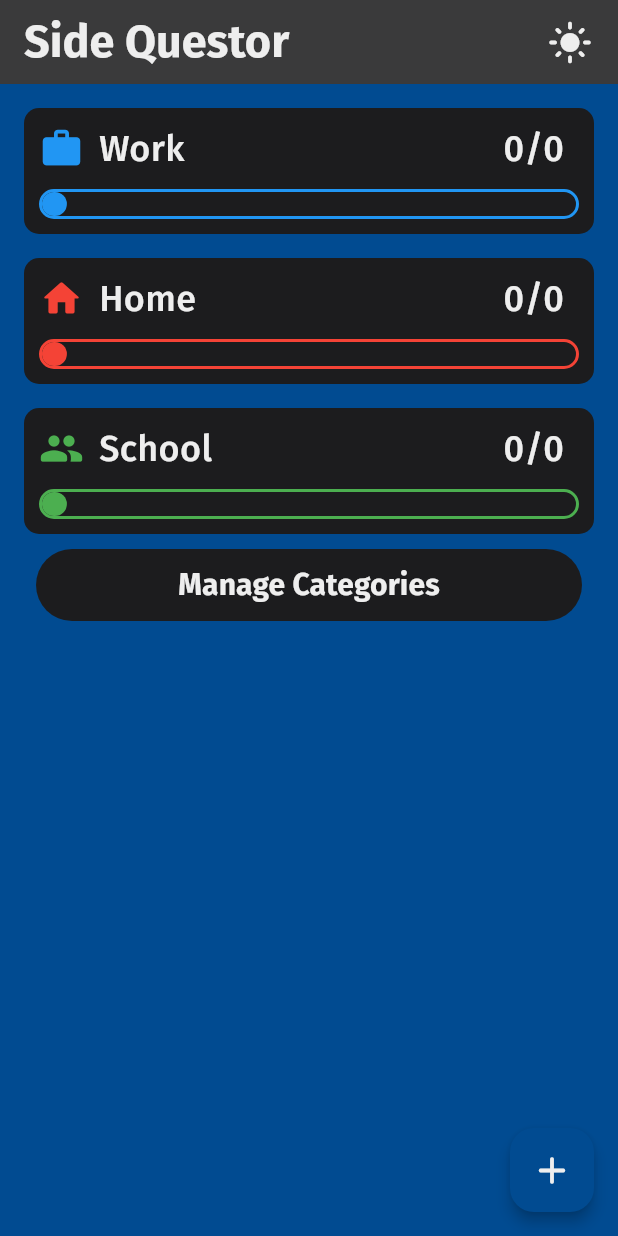
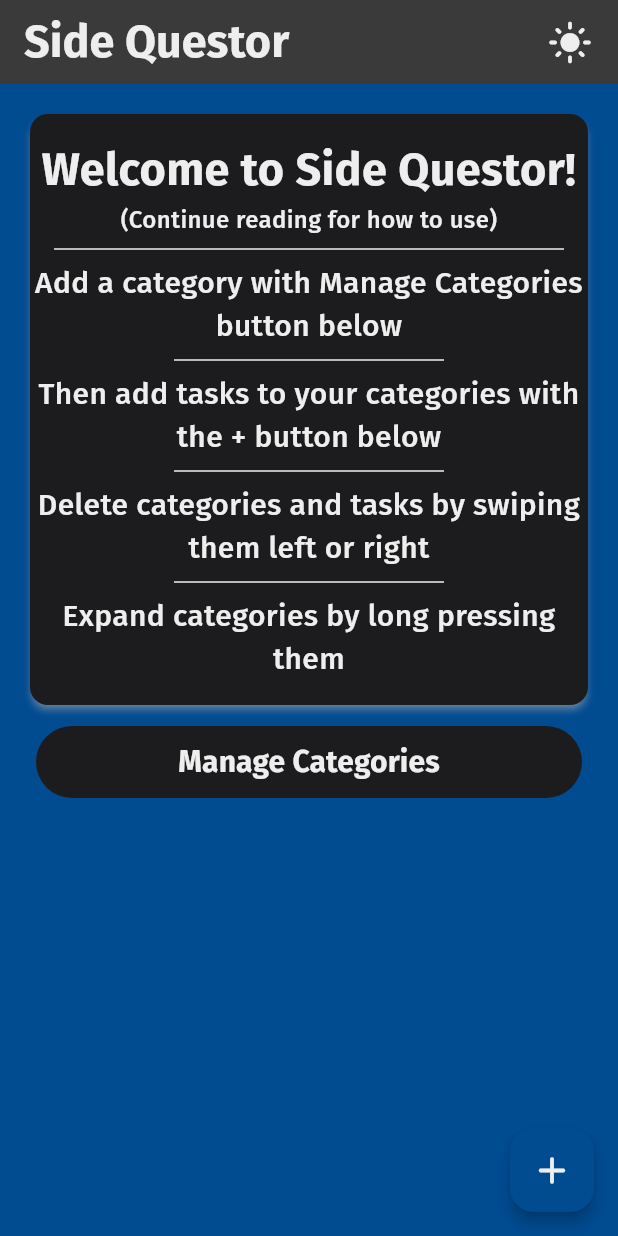
Before and after one commit to noahstew/quest_manager_app, a Flutter app: the screen it shows after launch, after a tap on the "dark mode" icon, on a phone screen of 412 x 824 dp. Run offline on Flutter 3.47's test engine with Material 3 defaults, Android fonts, the phone set to English and light mode, and no system bars; our stand-ins replace google_fonts, hive, hive_flutter; accounts and stored records are empty.

Commit message:
Added empty home screen & hiveDB

```diff
--- a/lib/data/user_data.dart
+++ b/lib/data/user_data.dart
@@ -1,9 +1,3 @@
-import 'package:todo/data/app_data.dart';
 import 'package:todo/models/category.dart';
 
-List<Category> userCategories = [
-  Category(name: 'Work', icon: chooseableIcons[0], color: chooseableColors[0]),
-  Category(name: 'Home', icon: chooseableIcons[1], color: chooseableColors[1]),
-  Category(
-      name: 'School', icon: chooseableIcons[2], color: chooseableColors[2]),
-];
+List<Category> userCategories = [];
--- a/lib/main.dart
+++ b/lib/main.dart
@@ -1,9 +1,13 @@
 import 'package:flutter/material.dart';
+import 'package:hive_flutter/hive_flutter.dart';
 import 'package:todo/screens/home_screen.dart';
 import 'package:todo/utils.dart';
 
-void main() {
+void main() async {
+  await Hive.initFlutter();
   runApp(const MyApp());
+
+  var userCategoriesBox = await Hive.openBox('userCategories');
 }
 
 class MyApp extends StatefulWidget {
--- a/lib/screens/home_screen.dart
+++ b/lib/screens/home_screen.dart
@@ -1,4 +1,5 @@
 import 'package:flutter/material.dart';
+import 'package:hive/hive.dart';
 import 'package:todo/models/category.dart';
 import 'package:todo/screens/add_task_screen.dart';
 import 'package:todo/utils.dart';
@@ -17,6 +18,22 @@ class HomeScreen extends StatefulWidget {
 }
 
 class _HomeScreenState extends State<HomeScreen> {
+  final _userCategoriesBox = Hive.box('userCategories');
+
+  void writeData() {
+    _userCategoriesBox.put('userCategories', userCategories);
+  }
+
+  void readData() {
+    if (_userCategoriesBox.get('userCategories') != null) {
+      userCategories = _userCategoriesBox.get('userCategories');
+    }
+  }
+
+  void deleteData() {
+    _userCategoriesBox.delete('userCategories');
+  }
+
   removeCategory(String id) {
     setState(() {
       userCategories.removeWhere((element) => element.id == id);
@@ -81,7 +98,81 @@ class _HomeScreenState extends State<HomeScreen> {
           child: Column(
             crossAxisAlignment: CrossAxisAlignment.center,
             children: [
-              ListView.builder(
+              userCategories.isEmpty
+                  ? Center(
+                      child: Card(
+                        elevation: 2,
+                        color: themeContext.primaryContainer,
+                        shadowColor: themeContext.primary,
+                        child: Column(
+                          children: [
+                            const SizedBox(height: 16),
+                            Text(
+                              'Welcome to Side Questor!',
+                              style: textStyle(
+                                  30, themeContext.primary, FontWeight.bold),
+                              textAlign: TextAlign.center,
+                            ),
+                            Text(
+                              '(Continue reading for how to use)',
+                              style: textStyle(
+                                  16, themeContext.primary, FontWeight.w500),
+                              textAlign: TextAlign.center,
+                            ),
+                            Divider(
+                              color: themeContext.primary,
+                              thickness: 1.0,
+                              indent: 16,
+                              endIndent: 16,
+                            ),
+                            Text(
+                              'Add a category with Manage Categories button below',
+                              style: textStyle(
+                                  20, themeContext.primary, FontWeight.w500),
+                              textAlign: TextAlign.center,
+                            ),
+                            Divider(
+                              color: themeContext.primary,
+                              thickness: 1.0,
+                              indent: 96,
+                              endIndent: 96,
+                            ),
+                            Text(
+                              'Then add tasks to your categories with the + button below',
+                              style: textStyle(
+                                  20, themeContext.primary, FontWeight.w500),
+                              textAlign: TextAlign.center,
+                            ),
+                            Divider(
+                              color: themeContext.primary,
+                              thickness: 1.0,
+                              indent: 96,
+                              endIndent: 96,
+                            ),
+                            Text(
+                              'Delete categories and tasks by swiping them left or right',
+                              style: textStyle(
+                                  20, themeContext.primary, FontWeight.w500),
+                              textAlign: TextAlign.center,
+                            ),
+                            Divider(
+                              color: themeContext.primary,
+                              thickness: 1.0,
+                              indent: 96,
+                              endIndent: 96,
+                            ),
+                            Text(
+                              'Expand categories by long pressing them',
+                              style: textStyle(
+                                  20, themeContext.primary, FontWeight.w500),
+                              textAlign: TextAlign.center,
+                            ),
+                            const SizedBox(height: 16),
+                          ],
+                        ),
+                      ),
+                    )
+                  : ListView.builder(
                       shrinkWrap: true,
                       physics: const NeverScrollableScrollPhysics(),
                       itemCount: userCategories.length,
@@ -92,7 +183,8 @@ class _HomeScreenState extends State<HomeScreen> {
                             InkWell(
                               onLongPress: () {
                                 setState(() {
-                            userCategories[index].isExpanded = !isExpanded;
+                                  userCategories[index].isExpanded =
+                                      !isExpanded;
                                 });
                               },
                               child: !isExpanded
--- a/lib/widgets/category_details.dart
+++ b/lib/widgets/category_details.dart
@@ -119,6 +119,11 @@ class _CategoryDetailsState extends State<CategoryDetails> {
                               Dismissible(
                                 onDismissed: (direction) {
                                   setState(() {
+                                    if (userCategories[widget.idx]
+                                        .userTasks[index]
+                                        .isDone) {
+                                      widget.numCompletedTasks--;
+                                    }
                                     userCategories[widget.idx].removeTask(task);
                                   });
                                 },
```
Also changed, not shown: pubspec.yaml (+4 -6 lines), pubspec.lock. Lines whose indentation alone changed are shown as unchanged.
